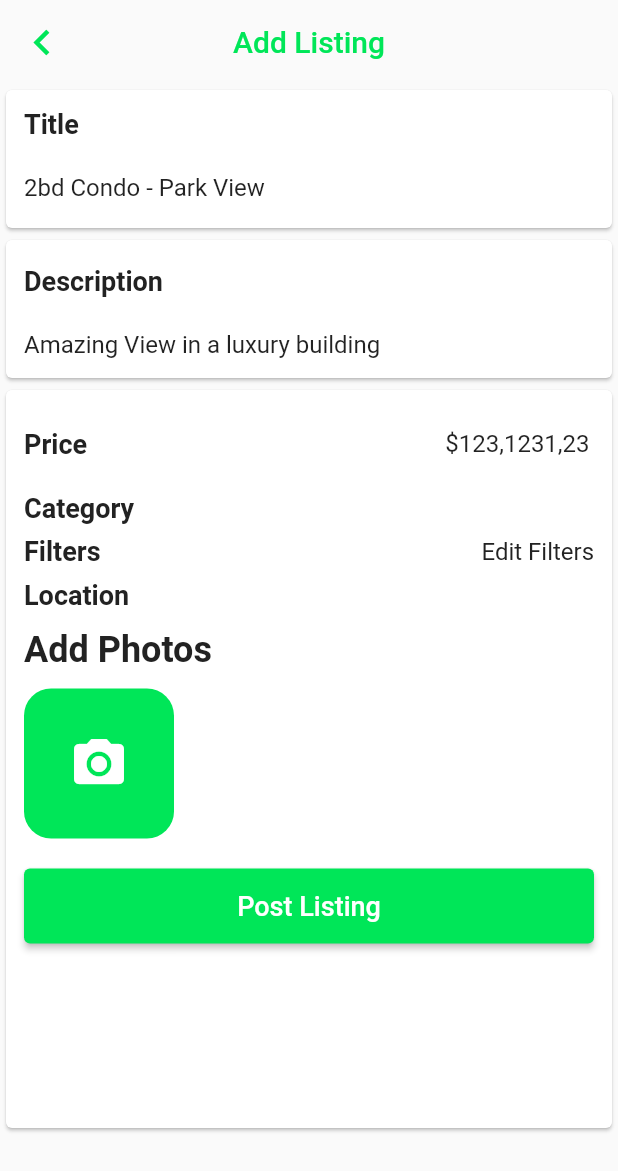
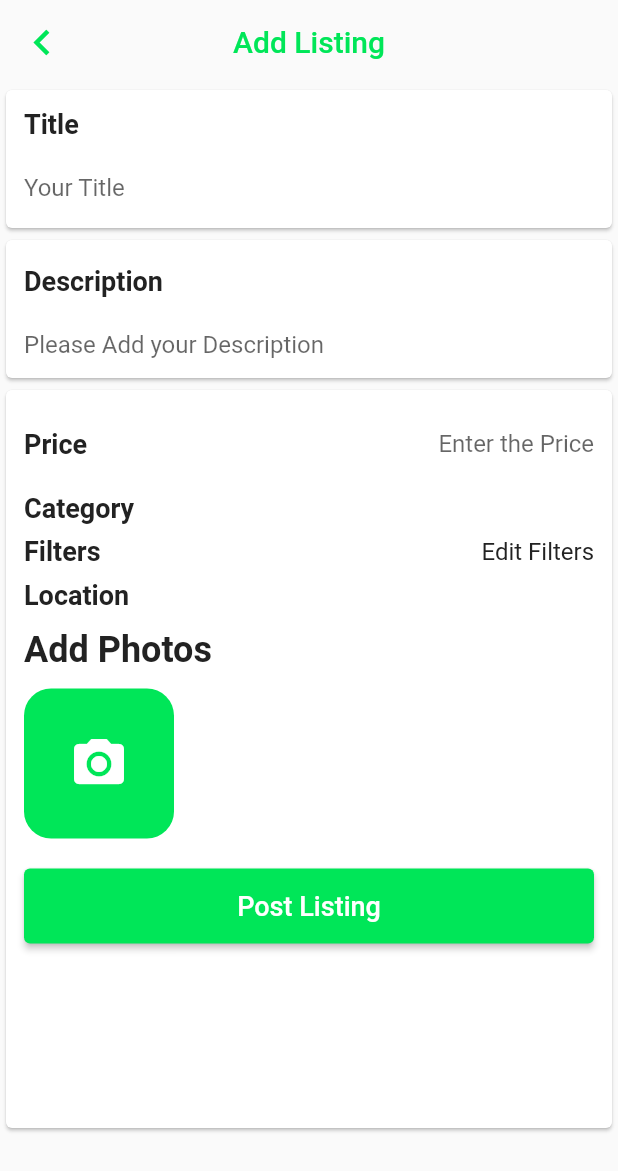
Before and after one commit to syedzainqadri/PropertyApp, a Flutter app: the AddListing screen opened directly, on a phone screen of 412 x 824 dp. Shown: the top 1171 px of the screen. Run offline on Flutter 3.47's test engine with Material 2 defaults, Android fonts, the phone set to English and light mode, and no system bars; our stand-ins replace badges, bottom_navy_bar, country_code_picker, flutter_image_slideshow, flutter_rating_bar, font_awesome_flutter and 6 more; missing offline and left inert: chat_composer; accounts and stored records are empty; network calls fail; statements that could not run were skipped.

Commit message:
add listings edit 2

```diff
--- a/lib/AddListings/add_listing.dart
+++ b/lib/AddListings/add_listing.dart
@@ -53,10 +53,6 @@ class _AddListingState extends State<AddListing> {
       _selectedCategory = categoriesController.categories[0].name!;
     });
     super.initState();
-    categoryId = 112;
-    titleController.text = '2bd Condo - Park View';
-    descriptionController.text = 'Amazing View in a luxury building';
-    priceController.text = '\$123,1231,23';
   }
 
   @override
```
